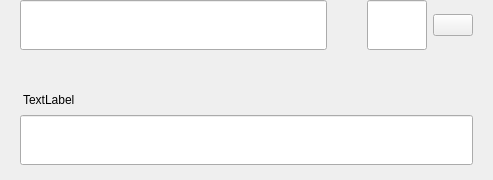
This is src/qt/gamefrag/forms/sendmultirow.ui in Game-Frag/game-frag-coin as Qt 5 draws it before an edit. The edited form follows.
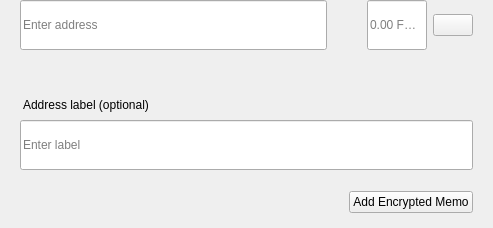
This is the edited form.

```diff
--- a/src/qt/gamefrag/forms/sendmultirow.ui
+++ b/src/qt/gamefrag/forms/sendmultirow.ui
@@ -7,7 +7,7 @@
     <x>0</x>
     <y>0</y>
     <width>493</width>
-    <height>180</height>
+    <height>228</height>
    </rect>
   </property>
   <property name="minimumSize">
@@ -140,6 +140,9 @@
               <height>50</height>
              </size>
             </property>
+            <property name="placeholderText">
+             <string>Enter address</string>
+            </property>
            </widget>
           </item>
          </layout>
@@ -194,6 +197,9 @@
           <property name="alignment">
            <set>Qt::AlignLeading|Qt::AlignLeft|Qt::AlignVCenter</set>
           </property>
+          <property name="placeholderText">
+           <string notr="true">0.00 FRAG</string>
+          </property>
          </widget>
         </item>
         <item>
@@ -287,7 +293,7 @@
 padding:0px;</string>
         </property>
         <property name="text">
-         <string>TextLabel</string>
+         <string>Address label (optional)</string>
         </property>
        </widget>
       </item>
@@ -305,6 +311,63 @@
           <height>50</height>
          </size>
         </property>
+        <property name="placeholderText">
+         <string>Enter label</string>
+        </property>
+       </widget>
+      </item>
+      <item>
+       <spacer name="verticalSpacer_2">
+        <property name="orientation">
+         <enum>Qt::Vertical</enum>
+        </property>
+        <property name="sizeType">
+         <enum>QSizePolicy::Fixed</enum>
+        </property>
+        <property name="sizeHint" stdset="0">
+         <size>
+          <width>20</width>
+          <height>15</height>
+         </size>
+        </property>
+       </spacer>
+      </item>
+      <item>
+       <widget class="QWidget" name="containerMemo" native="true">
+        <layout class="QHBoxLayout" name="horizontalLayout_5">
+         <property name="leftMargin">
+          <number>0</number>
+         </property>
+         <property name="topMargin">
+          <number>0</number>
+         </property>
+         <property name="rightMargin">
+          <number>0</number>
+         </property>
+         <property name="bottomMargin">
+          <number>0</number>
+         </property>
+         <item>
+          <spacer name="horizontalSpacer">
+           <property name="orientation">
+            <enum>Qt::Horizontal</enum>
+           </property>
+           <property name="sizeHint" stdset="0">
+            <size>
+             <width>40</width>
+             <height>20</height>
+            </size>
+           </property>
+          </spacer>
+         </item>
+         <item>
+          <widget class="QPushButton" name="btnAddMemo">
+           <property name="text">
+            <string notr="true">Add Encrypted Memo</string>
+           </property>
+          </widget>
+         </item>
+        </layout>
        </widget>
       </item>
      </layout>
```
